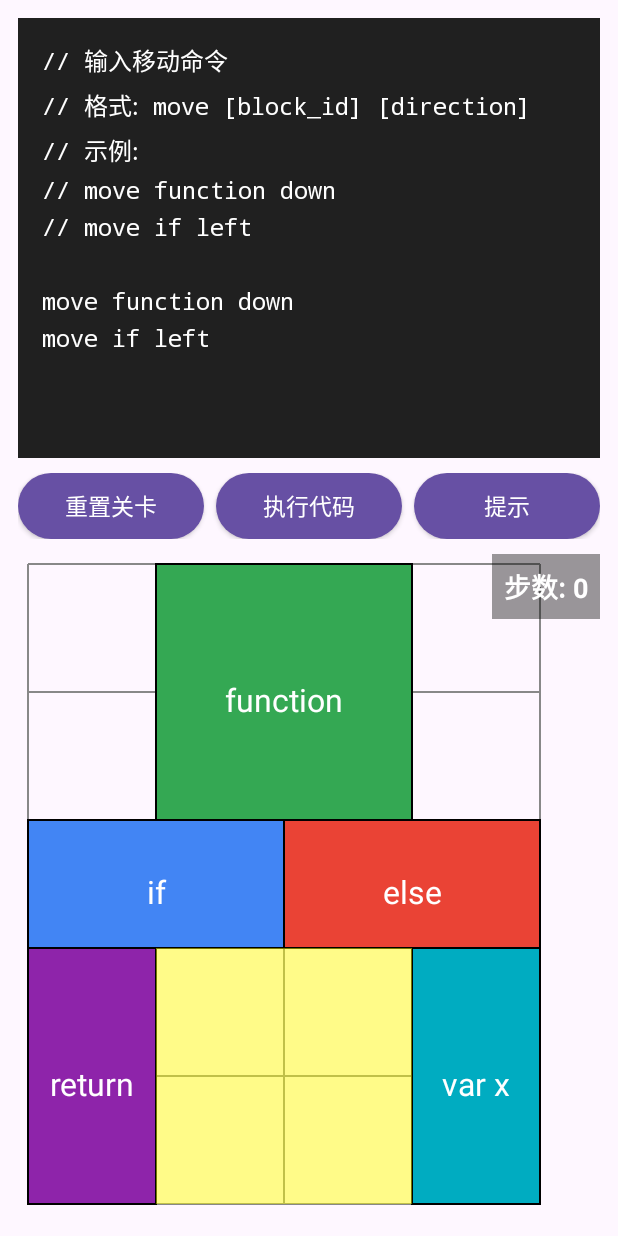
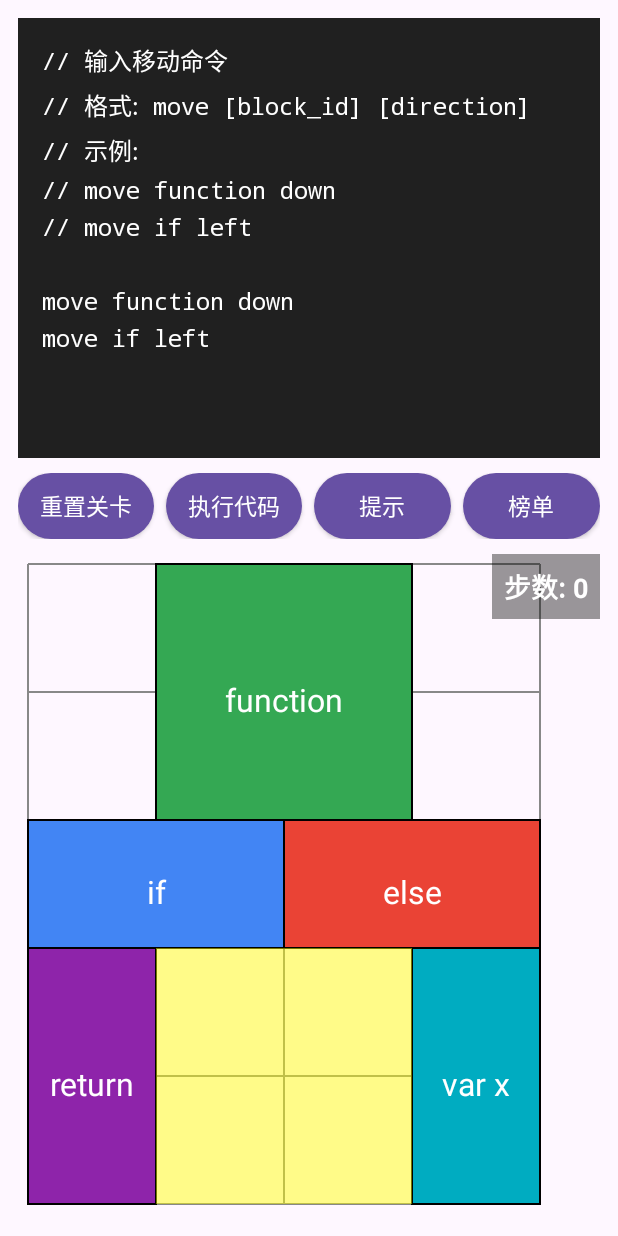
Before and after one commit to YG73/huarongdao, an Android app: the MainActivity screen opened directly, with no data from a screen before it, on a phone screen of 412 x 824 dp. Run offline under Robolectric (Android 15) with nearby library versions, the phone set to English and light mode, and no system bars.

Commit message:
添加了本地榜单

```diff
--- a/app/src/main/AndroidManifest.xml
+++ b/app/src/main/AndroidManifest.xml
@@ -26,6 +26,10 @@
                 <category android:name="android.intent.category.LAUNCHER" />
             </intent-filter>
         </activity>
+
+        <activity
+            android:name=".RankingActivity"
+            android:exported="true" />
     </application>
 
 </manifest>
--- a/app/src/main/res/layout/activity_main.xml
+++ b/app/src/main/res/layout/activity_main.xml
@@ -71,6 +71,16 @@
                 style="@style/CommonButton"
                 android:text="提示"
                 android:textSize="15sp"/>
+
+            <Button
+                android:id="@+id/rankingButton"
+                android:layout_width="0dp"
+                android:layout_weight="1"
+                android:layout_height="44dp"
+                style="@style/CommonButton"
+                android:text="榜单"
+                android:textSize="15sp"
+                android:layout_marginStart="8dp"/>
         </LinearLayout>
 
         <!-- 底部：华容道棋盘，正方形最大化显示 -->
```
Also changed, not shown: app/src/main/java/com/example/huarongdao/MainActivity.java (+19 -0 lines), app/src/main/java/com/example/huarongdao/RankingActivity.java (added, +27 -0 lines), app/src/main/res/layout/activity_ranking.xml (added, +11 -0 lines).
